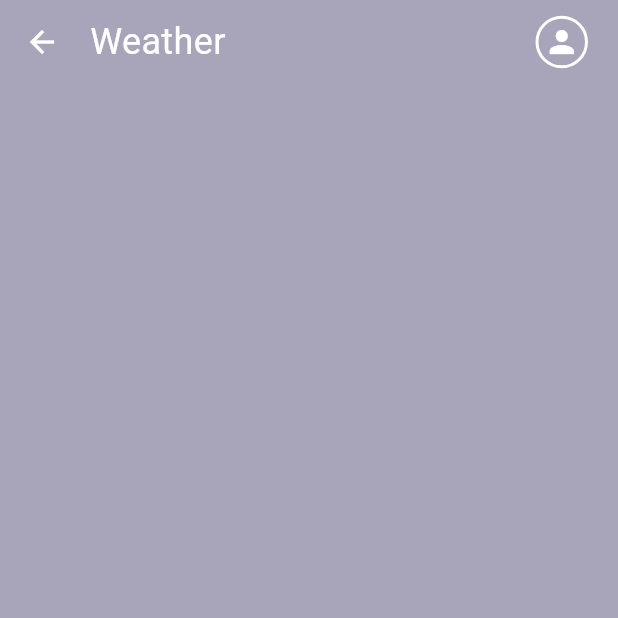
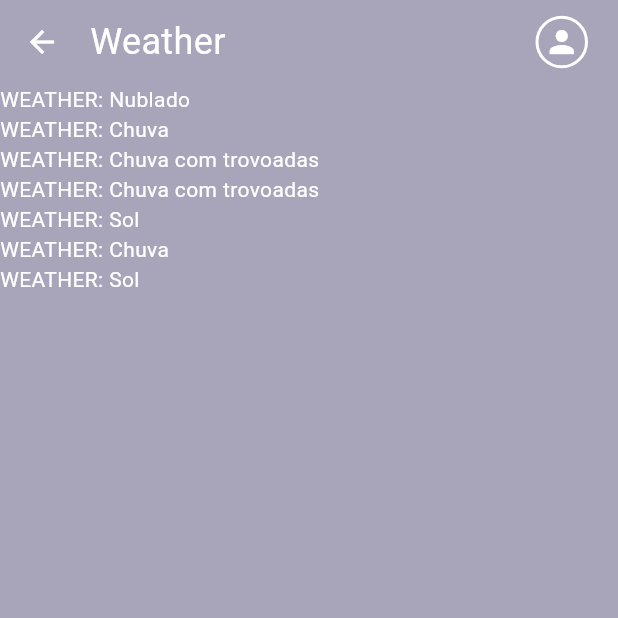
Before and after one commit to joao-montanari/app_meteorologia, a Flutter app: the screen it shows after launch, after a tap on "Clima", on a phone screen of 412 x 824 dp, the top half of it. Run offline on Flutter 3.47's test engine with Material 3 defaults, Android fonts, the phone set to English and light mode, and no system bars.

Commit message:
refactor (weather page) Alteração na lista de componente renderizados

```diff
--- a/lib/components/cards/weather_card.dart
+++ b/lib/components/cards/weather_card.dart
@@ -1,10 +1,8 @@
-
-
 import 'package:app_meteorologia/models/weather.dart';
 import 'package:flutter/material.dart';
 
-class CustomCard extends StatefulWidget {
-  const CustomCard({
+class WeatherCard extends StatefulWidget {
+  const WeatherCard({
     super.key,
     required this.weather,
   });
@@ -12,14 +10,15 @@ class CustomCard extends StatefulWidget {
   final Weather weather;
 
   @override
-  State<CustomCard> createState() => _CustomCard();
+  State<WeatherCard> createState() => _WeatherCard();
 }
 
-class _CustomCard extends State<CustomCard> {
+class _WeatherCard extends State<WeatherCard> {
   @override
   Widget build(BuildContext context) {
     return Card(
-      child: Text('Hello world'),
+      color: Colors.green,
+      child: Text(widget.weather.weather),
     );
   }
 }
--- a/lib/screens/home.dart
+++ b/lib/screens/home.dart
@@ -1,5 +1,3 @@
-
-
 import 'package:app_meteorologia/screens/weather.dart';
 import 'package:app_meteorologia/utils/navigator.dart';
 import 'package:flutter/material.dart';
--- a/lib/screens/weather.dart
+++ b/lib/screens/weather.dart
@@ -1,7 +1,7 @@
-
-
 import 'package:app_meteorologia/components/app_bar.dart';
 import 'package:app_meteorologia/components/cards/weather_card.dart';
+import 'package:app_meteorologia/models/weather.dart';
+import 'package:app_meteorologia/utils/mocks/weathers.dart';
 import 'package:flutter/material.dart';
 
 class WeatherPage extends StatefulWidget {
@@ -14,17 +14,67 @@ class WeatherPage extends StatefulWidget {
 }
 
 class _WeatherPage extends State<WeatherPage> {
+
+  Future<List<Weather>> getWeathers() async {
+    return weathers;
+  }
+
   @override
   Widget build(BuildContext context) {
-    return const Scaffold(
-      backgroundColor: Color.fromARGB(99, 31, 20, 78),
-      appBar: CustomAppBar(
+    return Scaffold(
+      backgroundColor: const Color.fromARGB(99, 31, 20, 78),
+      appBar: const CustomAppBar(
         title: 'Weather',
       ),
-      body: Column(
-        children: [
-
-        ],
+      body: SingleChildScrollView(
+        child: Column(
+          children: [
+            FutureBuilder<List<Weather>>(
+              future: getWeathers(),
+              builder: (context, snapshot) {
+                if(snapshot.connectionState == ConnectionState.waiting) {
+                  return const CircularProgressIndicator();
+                } else if (snapshot.hasError) {
+                  return const Text('Erro ao carregar os dados');
+                } else {
+                  List<Weather>? data = snapshot.data;
+                  if (data == null || data.isEmpty) {
+                    return const Text("No data avaible");
+                  } else {
+                    List<Weather>? data = snapshot.data;
+                    return Column(
+                      children: [
+                        Expanded(
+                          child: SizedBox(
+                            height: 200,
+                            child: ListView.builder(
+                              itemCount: data?.length ?? 0,
+                              scrollDirection: Axis.vertical,
+                              itemBuilder: (BuildContext context, int index) {
+                                return Text(
+                                  "WEATHER: ${data?[index].weather}",
+                                  style: const TextStyle(
+                                    color: Colors.white,
+                                  ),
+                                );
+                              },
+                              // itemCount: 3,
+                              // itemBuilder: (context, index) {
+                              //   return WeatherCard(
+                              //     weather: data![index],
+                              //   );
+                              // },
+                            ),
+                          ),
+                        ),
+                      ],
+                    );
+                  }
+                }
+              },
+            ),
+          ],
+        ),
       ),
     );
   }
--- a/pubspec.yaml
+++ b/pubspec.yaml
@@ -35,6 +35,7 @@ dependencies:
   # The following adds the Cupertino Icons font to your application.
   # Use with the CupertinoIcons class for iOS style icons.
   cupertino_icons: ^1.0.8
+  http: ^1.2.2
 
 dev_dependencies:
   flutter_test:
```
Also changed, not shown: pubspec.lock.
